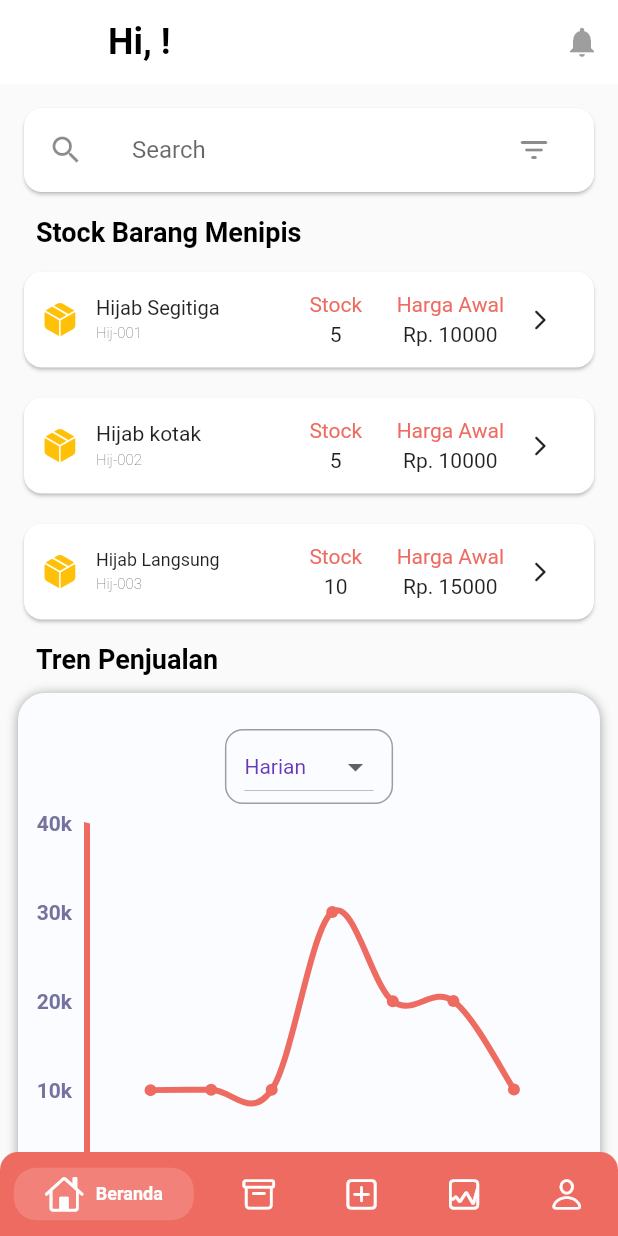
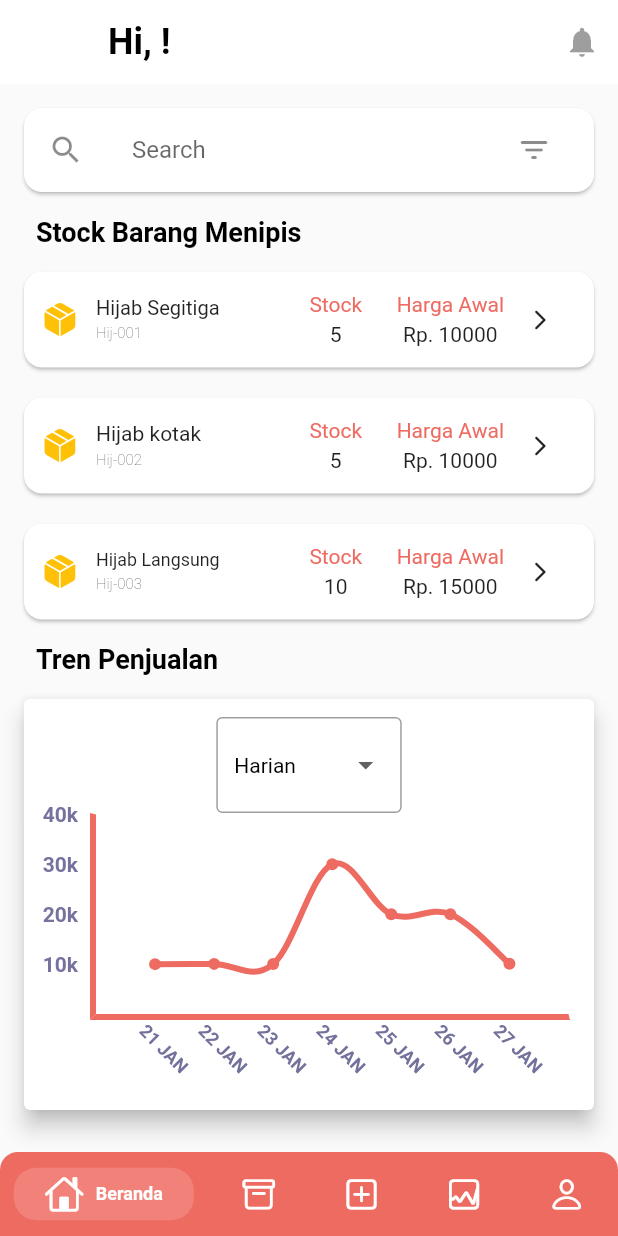
Before and after one commit to lamkhil/widuri, a Flutter app: the screen it shows after launch, after a tap on "Login", on a phone screen of 412 x 824 dp. Run offline on Flutter 3.47's test engine with Material 2 defaults, Android fonts, the phone set to English and light mode, and no system bars; drawn by our look-alikes of fl_chart, persistent_bottom_nav_bar; Roboto replaces fonts that are missing (RobotoMono).

Commit message:
update home.dart

```diff
--- a/lib/views/home.dart
+++ b/lib/views/home.dart
@@ -122,36 +122,26 @@ class _HomeState extends State<Home> {
                                 fontFamily: 'RobotoMono',
                                 color: Colors.black),
                           )),
-                      AspectRatio(
-                        aspectRatio: 1,
-                        child: Container(
-                          decoration: BoxDecoration(
-                            color: backgroundColor,
-                            borderRadius: BorderRadius.all(Radius.circular(18)),
-                            boxShadow: [
-                              BoxShadow(
-                                color: Colors.grey,
-                                offset: Offset(0.0, 1.0), //(x,y)
-                                blurRadius: 6.0,
-                              ),
-                            ],
-                          ),
+                      Expanded(
+                        child: AspectRatio(
+                          aspectRatio: 1.5,
+                          child: Card(
+                            elevation: 6,
                             child: Column(
                               children: <Widget>[
                                 const SizedBox(
                                   height: 12,
                                 ),
-                              Container(
-                                padding: EdgeInsets.only(left: 12, right: 12),
-                                margin: EdgeInsets.all(12),
-                                decoration: BoxDecoration(
-                                    border: Border.all(color: Colors.grey),
-                                    borderRadius: BorderRadius.circular(12)),
-                                child: DropdownButton<String>(
+                                SizedBox(
+                                  width: w * 0.3,
+                                  child: DropdownButtonFormField<String>(
                                     value: _value,
+                                    decoration: InputDecoration(
+                                      border: OutlineInputBorder(),
+                                    ),
                                     iconSize: 24,
                                     elevation: 16,
-                                  style: TextStyle(color: Colors.deepPurple),
+                                    style: TextStyle(color: Colors.black),
                                     onChanged: (var newValue) =>
                                         setState(() => _value = newValue!),
                                     items: _list
@@ -176,6 +166,7 @@ class _HomeState extends State<Home> {
                                   height: 10,
                                 ),
                               ],
+                            ),
                           ),
                         ),
                       ),
--- a/pubspec.yaml
+++ b/pubspec.yaml
@@ -31,6 +31,8 @@ dependencies:
   # Use with the CupertinoIcons class for iOS style icons.
   cupertino_icons: ^1.0.2
   fl_chart: ^0.36.2
+  get: ^4.1.4
+  flutter_bloc: ^7.0.1
 
 dev_dependencies:
   flutter_test:
```
Also changed, not shown: pubspec.lock. Lines whose indentation alone changed are shown as unchanged.
